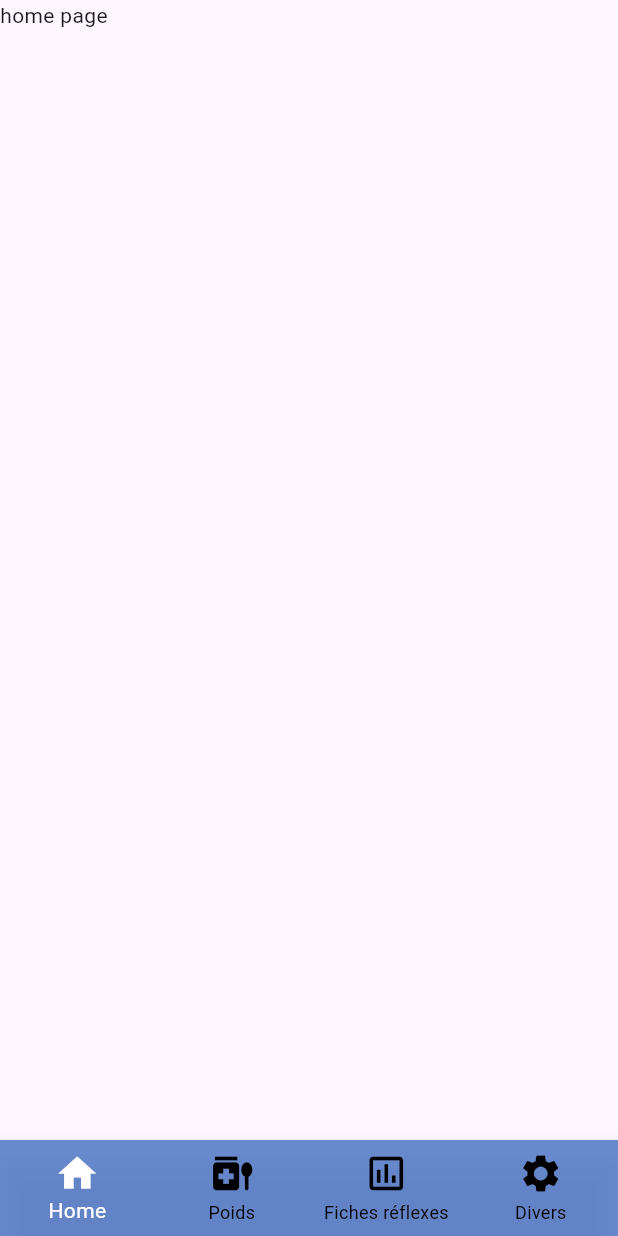
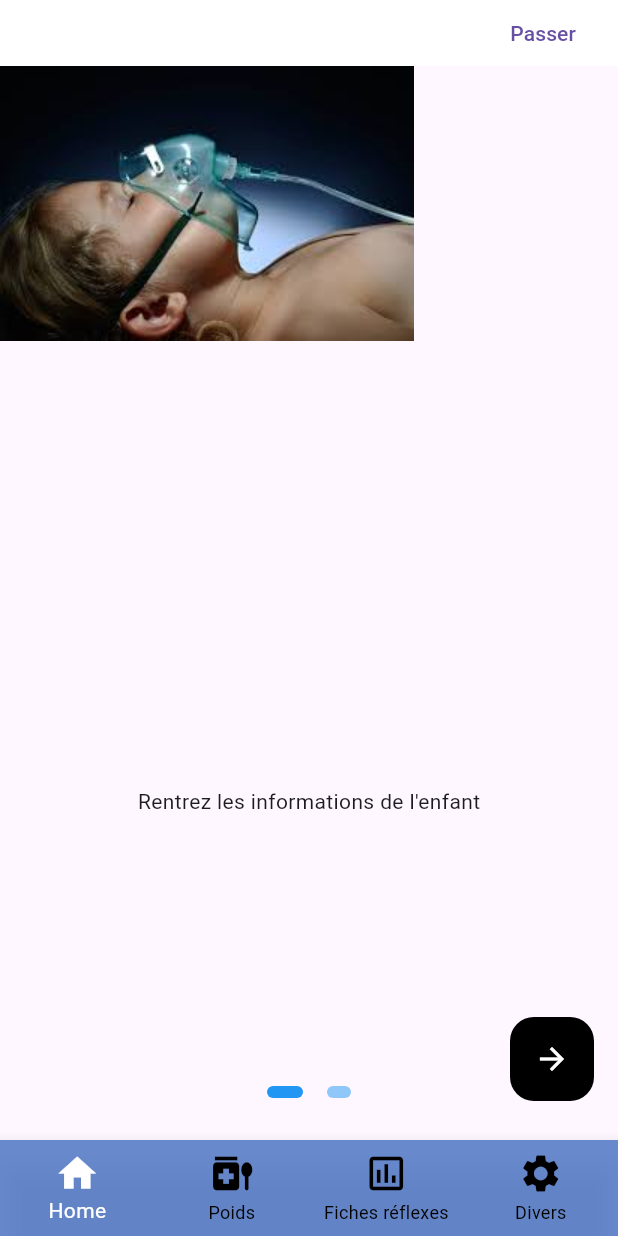
Before and after one commit to Thomdev38/pedianest, a Flutter app: the screen it shows after launch, on a phone screen of 412 x 824 dp. Run offline on Flutter 3.47's test engine with Material 3 defaults, Android fonts, the phone set to English and light mode, and no system bars; drawn by our look-alikes of flutter_onboarding_slider; missing offline and left inert: syncfusion_flutter_pdfviewer.

Commit message:
home page slider
a modifier les images

```diff
--- a/lib/homepage.dart
+++ b/lib/homepage.dart
@@ -1,4 +1,6 @@
 import 'package:flutter/material.dart';
+import 'package:flutter_onboarding_slider/flutter_onboarding_slider.dart';
+import 'package:pedianesth/posologiecalculator.dart';
 
 class Homepage extends StatefulWidget {
   const Homepage({super.key});
@@ -10,8 +12,54 @@ class Homepage extends StatefulWidget {
 class _HomepageState extends State<Homepage> {
   @override
   Widget build(BuildContext context) {
-    return const Scaffold(
-      body: Text("home page"),
+    return Scaffold(
+      body: OnBoardingSlider(
+        headerBackgroundColor: Colors.white,
+        finishButtonText: 'Commencez',
+        onFinish: () {
+        Navigator.push(
+                          context,
+                          PageRouteBuilder(
+                              pageBuilder: (_, __, ___) => const PosologieCalculatorScreen()),
+                        );
+      },
+        finishButtonStyle: const FinishButtonStyle(
+          backgroundColor: Colors.black,
+        ),
+        skipTextButton: const Text('Passer'),
+
+        background: [
+          Image.asset('assets/images/slide_1.jpeg'),
+          Image.asset('assets/images/slide_2.jpeg'),
+        ],
+        totalPage: 2,
+        speed: 1.8,
+        pageBodies: [
+          Container(
+            padding: const EdgeInsets.symmetric(horizontal: 40),
+            child: const Column(
+              children: <Widget>[
+                SizedBox(
+                  height: 480,
+                ),
+                Text("Rentrez les informations de l'enfant"),
+              ],
+            ),
+          ),
+          Container(
+            padding: const EdgeInsets.symmetric(horizontal: 40),
+            child: const Column(
+              children: <Widget>[
+                SizedBox(
+                  height: 480,
+                ),
+                Text('Description Text 2'),
+              ],
+            ),
+          ),
+        ],
+      ),
     );
+
   }
 }
--- a/lib/main.dart
+++ b/lib/main.dart
@@ -4,6 +4,7 @@ import 'package:pedianesth/fiches.dart';
 import 'package:pedianesth/homepage.dart';
 //import 'package:pedianesth/poids.dart';
 import 'package:pedianesth/posologiecalculator.dart';
+
 
 void main() {
   runApp(const MainApp());
--- a/lib/posologiecalculator.dart
+++ b/lib/posologiecalculator.dart
@@ -54,6 +54,7 @@ class _PosologieCalculatorScreenState extends State<PosologieCalculatorScreen> {
   double? doseAdrenaline;
   double? doseAtropine;
   int? poidstext;
+  int? remplissagevasc;
 
 
   int calculerApportLiquidien(int poids) {
@@ -272,7 +273,7 @@ class _PosologieCalculatorScreenState extends State<PosologieCalculatorScreen> {
       doseAdrenaline = poids * 0.01;
       doseAtropine = poids * 0.02;
       poidstext = poids  * 1;
-
+      remplissagevasc = poids * 20;
 
       // Condition spécifique pour la dose de célocurine
       if (ageEnMois < 24) {
@@ -370,6 +371,7 @@ class _PosologieCalculatorScreenState extends State<PosologieCalculatorScreen> {
               doseAtropine: doseAtropine,
               taillesonde: taillesonde,
               tailleguedel: tailleguedel,
+              remplissagevasc: remplissagevasc,
 
 
 
@@ -421,7 +423,7 @@ class InductionPage extends StatelessWidget {
   final double? doseAdrenaline;
   final double? doseAtropine;
   final int? vtmax;
-
+  final int? remplissagevasc;
   final double? repereiot;
   final Map<String, String>? taillelame;
   final Map<String, String>? circuit;
@@ -474,6 +476,7 @@ class InductionPage extends StatelessWidget {
     required this.ballon,
     required this.taillesonde,
     required this.tailleguedel,
+    required this.remplissagevasc,
 
 
   });
@@ -582,9 +585,10 @@ class InductionPage extends StatelessWidget {
               'Apport Liquidien de base: $apportLiquidien ml/h (au PSE chez le- de 10kg sinon avec régulateur de débit)' ,
               style: const TextStyle(fontSize: 16),
             ),
+              Text("Remplissage vasculaire par des bolus de $remplissagevasc ml de cristalloides.", style: const TextStyle(fontSize: 16),)
+          ],
             const Text("Compensation du jeune: Durée du jeune x besoin horaire = volume à compenser", style: TextStyle(fontSize: 11),),
             const Text("Passer 50% de ce volume la première heure et 50% sur la deuxième heure", style: TextStyle(fontSize: 11),),
-          ],
           const SizedBox(height: 16),
           if (dosePropofolmini != null && dosePropofolmaxi != null) ...[
             //container des médicaments (en noir)
--- a/pubspec.yaml
+++ b/pubspec.yaml
@@ -37,6 +37,7 @@ dependencies:
   cupertino_icons: ^1.0.6
   url_launcher: ^6.1.12
   syncfusion_flutter_pdfviewer: ^22.2.8
+  flutter_onboarding_slider: ^1.0.11
 
 
 dev_dependencies:
```
Also changed, not shown: assets/images/slide_1.jpeg (added), assets/images/slide_2.jpeg (added), pubspec.lock.
